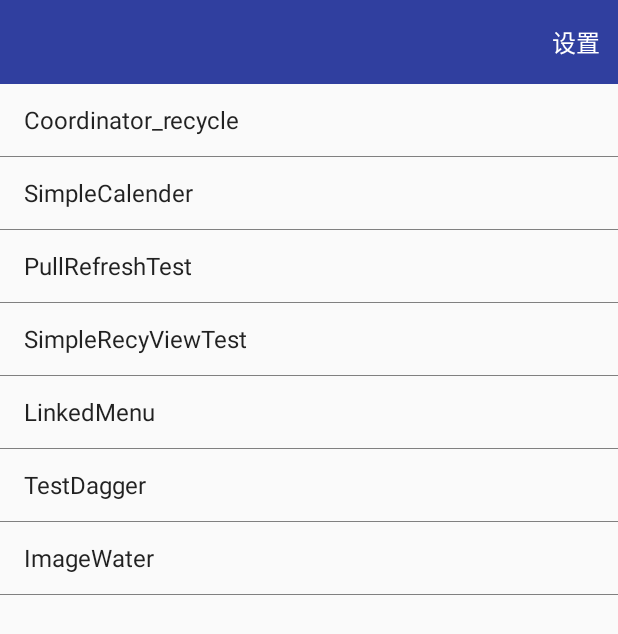
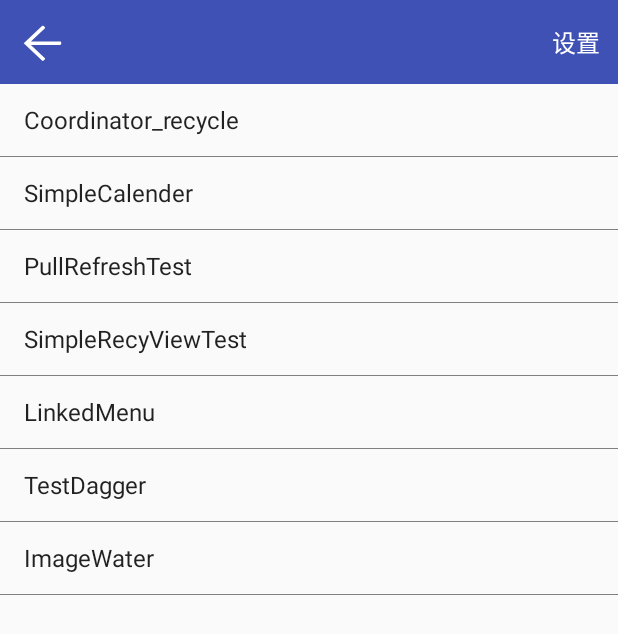
Before and after one commit to niane/MyApplication, an Android app: the screen it shows after launch (MainActivity), on a phone screen of 412 x 824 dp. Shown: the top 634 px of the screen. Run offline under Robolectric (Android 15) with nearby library versions, the phone set to English and light mode, and no system bars; our stand-ins replace ButterKnife, Dagger/Hilt's generated code; libraries missing offline, so code that uses them is left out: retrofit2.adapter.rxjava, rx.android.schedulers, rx.functions, rx.schedulers, rx.subjects and 1 more; plain views replace PullToRefreshLayout; 7 statements that could not run were skipped.

Commit message:
..................

```diff
--- a/app/src/main/AndroidManifest.xml
+++ b/app/src/main/AndroidManifest.xml
@@ -27,7 +27,7 @@
         android:icon="@mipmap/ic_launcher"
         android:label="@string/app_name"
         android:supportsRtl="true"
-        android:theme="@style/AppTheme.NoActionBar">
+        android:theme="@style/AppTheme">
         <activity android:name=".ui.MainActivity">
             <intent-filter>
                 <action android:name="android.intent.action.MAIN" />
--- a/app/src/main/java/com/yzg/myapplication/ui/MainActivity.java
+++ b/app/src/main/java/com/yzg/myapplication/ui/MainActivity.java
@@ -53,12 +53,12 @@ public class MainActivity extends BaseActivity implements ActivityCompat.OnReque
 
     @Override
     protected void initViews(View rootView) {
-//      getSupportActionBar().setDisplayHomeAsUpEnabled(true);
-//      getSupportActionBar().setDisplayShowHomeEnabled(true);
 
         toolBar.setTitle("");
         toolBarTitle.setText(getResources().getText(R.string.app_name));
         setSupportActionBar(toolBar);
+        getSupportActionBar().setDisplayHomeAsUpEnabled(true);
+        getSupportActionBar().setDisplayShowHomeEnabled(true);
 
         initActivityies();
         mAdapter = new SimpleAdapter(this, mList, android.R.layout.simple_list_item_1, new String[]{"name"}, new int[]{android.R.id.text1});
--- a/app/src/main/res/layout/toolbar_layout.xml
+++ b/app/src/main/res/layout/toolbar_layout.xml
@@ -4,9 +4,8 @@
     android:id="@+id/tool_bar"
     android:layout_width="match_parent"
     android:layout_height="wrap_content"
-    android:minHeight="?android:attr/actionBarSize"
-    android:fitsSystemWindows="true"
-    android:background="?attr/colorPrimaryDark">
+    style="@style/App.ToolBar"
+    android:fitsSystemWindows="true">
 
     <TextView
         android:id="@+id/tool_bar_title"
@@ -16,7 +15,7 @@
         android:layout_gravity="center"
         android:maxLines="1"
         android:ellipsize="end"
-        style="?attr/toolBarTitleTextAppearance"
+        style="@style/App.ToolBar.TextAppearance.Title"
         tools:text="@string/app_name" />
 
 </android.support.v7.widget.Toolbar>
--- a/app/src/main/res/values/colors.xml
+++ b/app/src/main/res/values/colors.xml
@@ -1,6 +1,8 @@
 <?xml version="1.0" encoding="utf-8"?>
 <resources>
+    <!--ActionBar 背景色-->
     <color name="colorPrimary">#3F51B5</color>
+    <!--StatusBar 背景色-->
     <color name="colorPrimaryDark">#303F9F</color>
     <color name="colorAccent">#FF4081</color>
 
--- a/app/src/main/res/values/styles.xml
+++ b/app/src/main/res/values/styles.xml
@@ -1,7 +1,7 @@
 <resources>
 
     <!-- Base application theme. -->
-    <style name="AppTheme" parent="Theme.AppCompat.Light.DarkActionBar">
+    <style name="BaseTheme" parent="Theme.AppCompat.Light.NoActionBar">
         <!-- Customize your theme here. -->
         <item name="colorPrimary">@color/colorPrimary</item>
         <item name="colorPrimaryDark">@color/colorPrimaryDark</item>
@@ -19,19 +19,11 @@
 
     </style>
 
-    <style name="AppTheme.NoActionBar">
-        <item name="windowActionBar">false</item>
-        <item name="windowNoTitle">true</item>
-    </style>
-
-    <style name="AppTheme.AppBarOverlay" parent="ThemeOverlay.AppCompat.Dark.ActionBar"/>
-
-    <style name="AppTheme.PopupOverlay" parent="ThemeOverlay.AppCompat.Light"/>
-
+    <style name="AppTheme" parent="@style/BaseTheme"/>
 
     <!--============ ToolBar ============-->
     <style name="App.ToolBar" parent="@style/Widget.AppCompat.Toolbar">
-        <item name="android:background">?attr/colorPrimaryDark</item>
+        <item name="android:background">?attr/colorPrimary</item>
         <item name="titleTextAppearance">?attr/toolBarTitleTextAppearance</item>
     </style>
 
```
